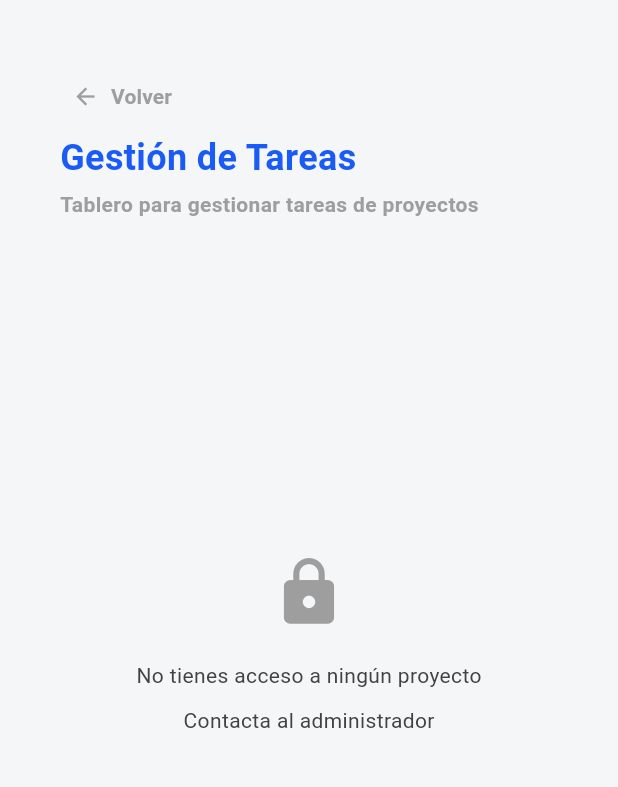
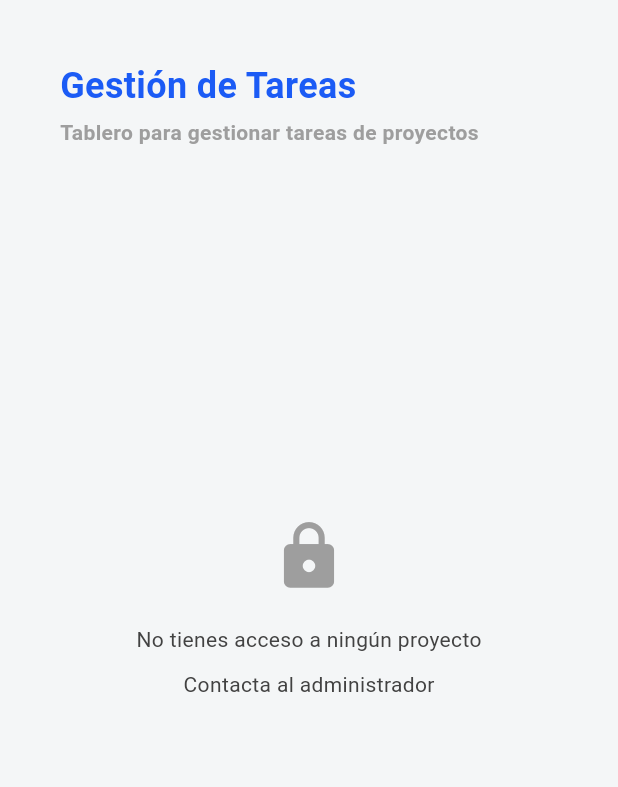
Before and after one commit to VictorDevCode21/project_manager, a Flutter app: the TaskView screen opened by its route, on a phone screen of 412 x 824 dp, the part 105-892 px from its top. Run offline on Flutter 3.47's test engine with Material 3 defaults, Android fonts, the phone set to English and light mode, and no system bars; our stand-ins replace cloud_firestore, dio, firebase_auth, firebase_core, flutter_dotenv, go_router; accounts and stored records are empty.

Commit message:
volver button removed

```diff
--- a/lib/views/task_view.dart
+++ b/lib/views/task_view.dart
@@ -95,31 +95,6 @@ class _TaskView extends State<TaskView> {
                         spacing: 20,
                         crossAxisAlignment: WrapCrossAlignment.center,
                         children: [
-                          TextButton.icon(
-                            onPressed: () {
-                              // Navigation can be handled from parent.
-                            },
-                            icon: const Icon(
-                              Icons.arrow_back,
-                              color: Colors.grey,
-                            ),
-                            label: const Text(
-                              'Volver',
-                              style: TextStyle(
-                                color: Colors.grey,
-                                fontSize: 14,
-                                fontWeight: FontWeight.bold,
-                              ),
-                            ),
-                            style: TextButton.styleFrom(
-                              shape: RoundedRectangleBorder(
-                                borderRadius: BorderRadius.circular(8),
-                              ),
-                              padding: const EdgeInsets.symmetric(
-                                horizontal: 8,
-                              ),
-                            ),
-                          ),
                           Column(
                             crossAxisAlignment: CrossAxisAlignment.start,
                             children: const [
```
Also changed, not shown: lib/views/resources_view.dart (+0 -25 lines).
